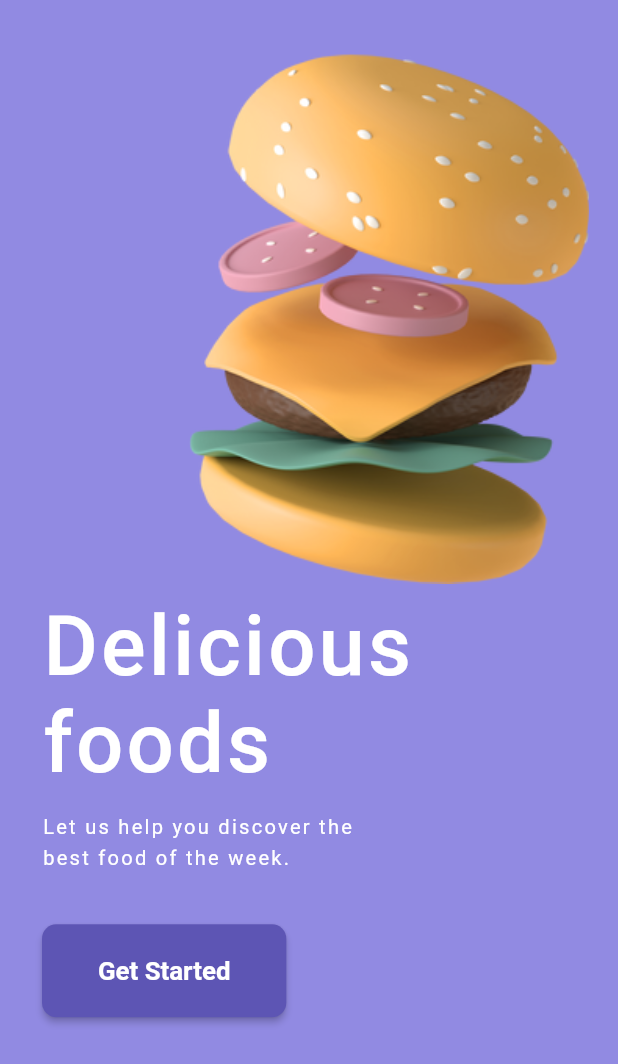
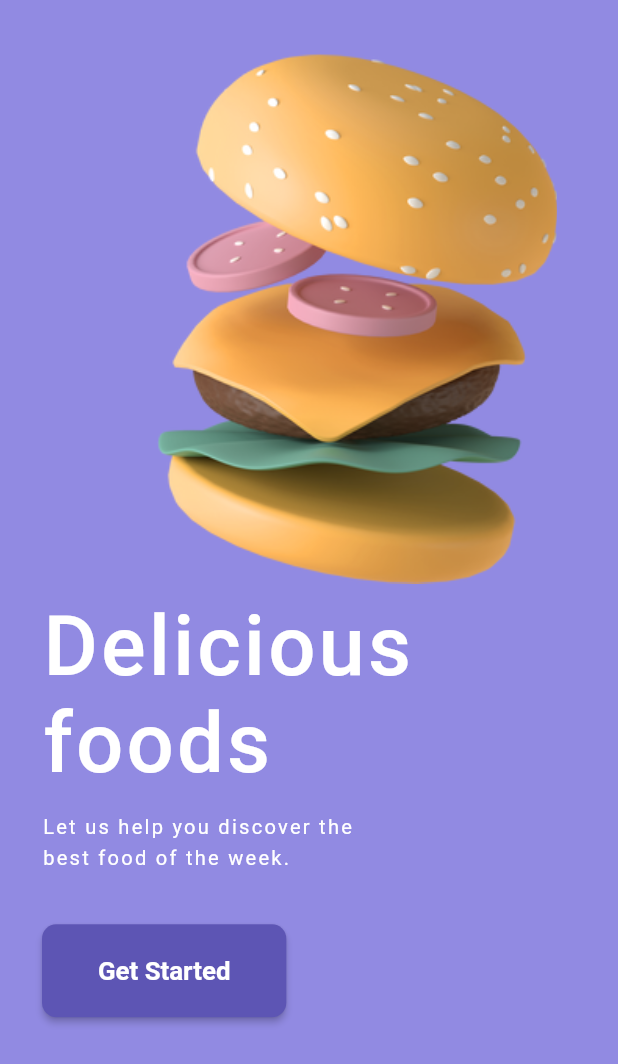
Before and after one commit to chrisokoriedev/foodui_apetch_class, a Flutter app: the NewWidget widget shown alone on an empty page, opened directly, on a phone screen of 412 x 824 dp. Shown: the top 1064 px of the screen. Run offline on Flutter 3.47's test engine with Material 2 defaults, Android fonts, the phone set to English and light mode, and no system bars; our stand-ins replace flutter_screenutil, get, liquid_swipe.

Commit message:
done with walththrough design correction

```diff
--- a/lib/contants.dart
+++ b/lib/contants.dart
@@ -37,9 +37,10 @@ class NewWidget extends StatelessWidget {
             mainAxisAlignment: MainAxisAlignment.end,
             children: [
               Image.asset(
-                '${kImageUrl}' '${imgUrl}',
-                height: 400.h,
-                fit: BoxFit.fitHeight,
+                '$kImageUrl' '$imgUrl',
+                width: 350.r,
+                height: 400.r,
+                fit: BoxFit.contain,
               ),
             ],
           ),
```
Also changed, not shown: lib/view/welcome.dart (+12 -13 lines).
